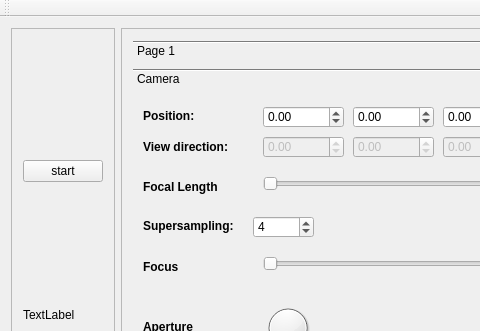
Before: the Qt Designer form mainwindow.ui in awegsche/QtRaytracer, drawn with Qt 5; both pictures show x 0 to 480 and y 0 to 331 of the 675 by 488 pixel window.
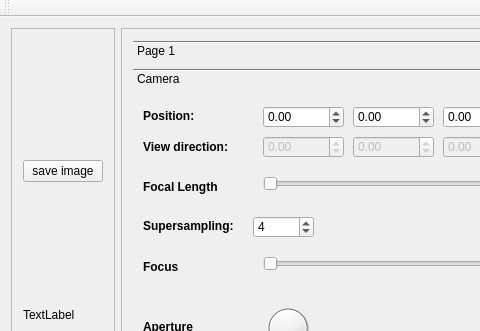
After: the same form once the commit is applied.

Commit message:
Added button to save the image.
- can now save the rendered image.
- fixed a performance problem when loading several regions.

The edit to the form file:
```diff
--- a/mainwindow.ui
+++ b/mainwindow.ui
@@ -36,7 +36,7 @@
           <enum>Qt::NoFocus</enum>
          </property>
          <property name="text">
-          <string>start</string>
+          <string>save image</string>
          </property>
         </widget>
        </item>
```
Left out of the diff: 10 changed lines with no effect on the pictures. The commit also changes 8 other files.
